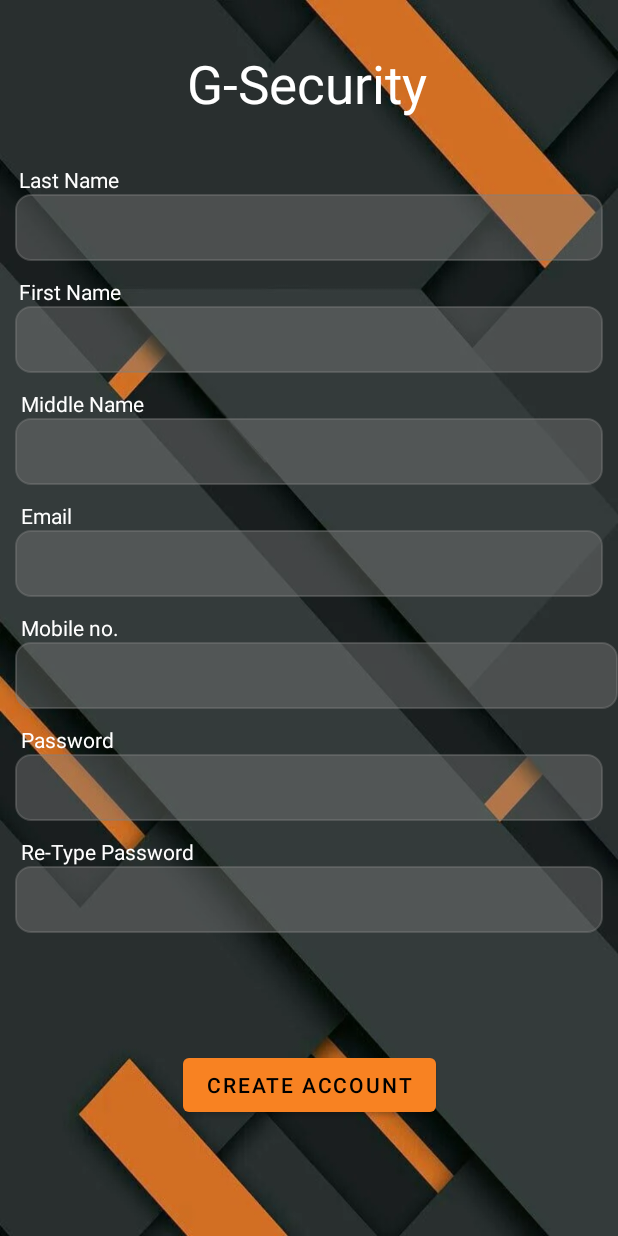
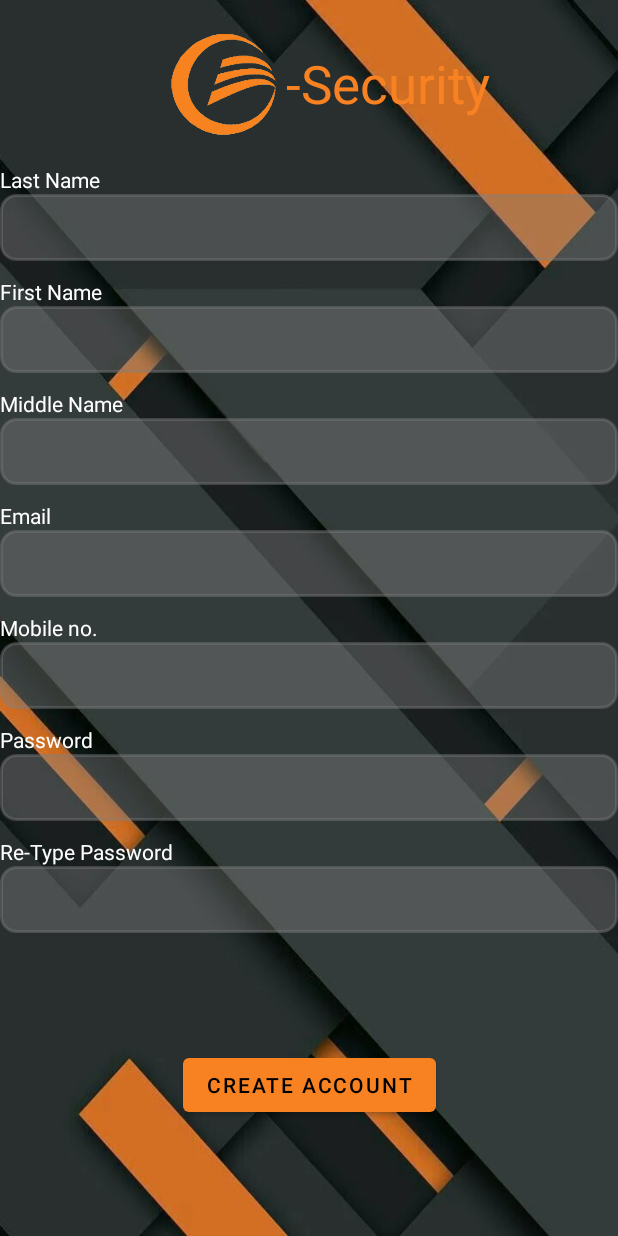
Before and after one commit to mikegarcia8748/GSecurity, an Android app: the Activity_CreateAccount screen opened directly, with no data from a screen before it, on a phone screen of 412 x 824 dp. Run offline under Robolectric (Android 15) with nearby library versions, the phone set to English and light mode, and no system bars.

Commit message:
New design , improved  -marc

```diff
--- a/app/src/main/res/drawable/bg.xml
+++ b/app/src/main/res/drawable/bg.xml
@@ -3,7 +3,7 @@
     <item>
         <shape>
             <corners android:radius="10dp"/>
-            <stroke android:color="@color/black" android:width="1dp"/>
+            <stroke android:color="@color/black" android:width="2dp"/>
         </shape>
 
     </item>
--- a/app/src/main/res/layout/activity_create_account.xml
+++ b/app/src/main/res/layout/activity_create_account.xml
@@ -8,7 +8,14 @@
     android:background="@drawable/blackorange"
     tools:context=".Activity_CreateAccount">
 
-
+    <ImageView
+        android:id="@+id/imageView2"
+        android:layout_width="83dp"
+        android:layout_height="72dp"
+        app:layout_constraintBottom_toBottomOf="@+id/gsecurity"
+        app:layout_constraintEnd_toStartOf="@+id/gsecurity"
+        app:layout_constraintTop_toTopOf="@+id/gsecurity"
+        app:srcCompat="@drawable/guanzontransparent" />
 
 
     <TextView
@@ -16,39 +23,35 @@
         android:layout_width="wrap_content"
         android:layout_height="wrap_content"
         android:layout_marginTop="32dp"
-        android:text="G-Security"
-        android:textColor="@color/white"
+        android:text="-Security"
+        android:textColor="@color/colorPrimaryLight"
         android:textSize="35sp"
         android:textStyle="normal"
         app:layout_constraintEnd_toEndOf="parent"
-        app:layout_constraintHorizontal_bias="0.496"
+        app:layout_constraintHorizontal_bias="0.69"
         app:layout_constraintStart_toStartOf="parent"
-        app:layout_constraintTop_toTopOf="parent"/>
+        app:layout_constraintTop_toTopOf="parent" />
 
     <EditText
         android:id="@+id/name1etv"
         style="@style/OutlinedBox"
-        android:layout_width="match_parent"
+        android:layout_width="0dp"
         android:layout_height="wrap_content"
+        android:layout_marginTop="50dp"
+        android:digits="abcdefghijklmnopqrstuvwxyz ABCDEFGHIJKLMNOPQRSTUVWXYZ"
         android:textColor="@color/white"
-        android:layout_marginStart="10dp"
-        android:layout_marginTop="50dp"
-        android:layout_marginEnd="10dp"
-        android:digits="abcdefghijklmnopqrstuvwxyz ABCDEFGHIJKLMNOPQRSTUVWXYZ"
-        app:layout_constraintEnd_toEndOf="@+id/gsecurity"
-        app:layout_constraintStart_toStartOf="@+id/gsecurity"
+        app:layout_constraintEnd_toEndOf="parent"
+        app:layout_constraintStart_toStartOf="parent"
         app:layout_constraintTop_toBottomOf="@+id/gsecurity" />
 
     <EditText
         android:id="@+id/name2etv"
         style="@style/OutlinedBox"
-        android:layout_width="match_parent"
+        android:layout_width="0dp"
         android:layout_height="wrap_content"
+        android:layout_marginTop="30dp"
+        android:digits="abcdefghijklmnopqrstuvwxyz ABCDEFGHIJKLMNOPQRSTUVWXYZ"
         android:textColor="@color/white"
-        android:layout_marginStart="10dp"
-        android:layout_marginTop="30dp"
-        android:layout_marginEnd="10dp"
-        android:digits="abcdefghijklmnopqrstuvwxyz ABCDEFGHIJKLMNOPQRSTUVWXYZ"
         app:layout_constraintEnd_toEndOf="@+id/name1etv"
         app:layout_constraintStart_toStartOf="@+id/name1etv"
         app:layout_constraintTop_toBottomOf="@+id/name1etv" />
@@ -56,26 +59,22 @@
     <EditText
         android:id="@+id/name3etv"
         style="@style/OutlinedBox"
-        android:layout_width="match_parent"
+        android:layout_width="0dp"
         android:layout_height="wrap_content"
+        android:layout_marginTop="30dp"
+        android:digits="abcdefghijklmnopqrstuvwxyz ABCDEFGHIJKLMNOPQRSTUVWXYZ"
         android:textColor="@color/white"
-        android:layout_marginStart="10dp"
-        android:layout_marginTop="30dp"
-        android:layout_marginEnd="10dp"
-        android:digits="abcdefghijklmnopqrstuvwxyz ABCDEFGHIJKLMNOPQRSTUVWXYZ"
-        app:layout_constraintEnd_toEndOf="parent"
+        app:layout_constraintEnd_toEndOf="@+id/name2etv"
         app:layout_constraintStart_toStartOf="parent"
         app:layout_constraintTop_toBottomOf="@+id/name2etv" />
 
     <EditText
         android:id="@+id/emailEtv"
+        style="@style/OutlinedBox"
         android:layout_width="match_parent"
         android:layout_height="wrap_content"
+        android:layout_marginTop="30dp"
         android:textColor="@color/white"
-        style="@style/OutlinedBox"
-        android:layout_marginStart="10dp"
-        android:layout_marginTop="30dp"
-        android:layout_marginEnd="10dp"
         app:layout_constraintEnd_toEndOf="parent"
         app:layout_constraintStart_toStartOf="parent"
         app:layout_constraintTop_toBottomOf="@+id/name3etv" />
@@ -83,45 +82,40 @@
     <EditText
         android:id="@+id/numberEtv"
         style="@style/OutlinedBox"
+        android:layout_width="0dp"
         android:layout_height="wrap_content"
-        android:layout_width="0dp"
-        android:textColor="@color/white"
-        android:layout_marginStart="10dp"
         android:layout_marginTop="30dp"
         android:inputType="number"
+        android:textColor="@color/white"
         app:layout_constraintEnd_toEndOf="parent"
-        app:layout_constraintStart_toStartOf="parent"
+        app:layout_constraintStart_toStartOf="@+id/emailEtv"
         app:layout_constraintTop_toBottomOf="@+id/emailEtv" />
 
     <EditText
         android:id="@+id/password1Etv"
         style="@style/OutlinedBox"
-        android:layout_width="match_parent"
+        android:layout_width="0dp"
         android:layout_height="wrap_content"
-        android:textColor="@color/white"
-        android:layout_marginStart="10dp"
         android:layout_marginTop="30dp"
-        android:layout_marginEnd="10dp"
         android:inputType="textPassword"
         android:password="true"
-        app:layout_constraintEnd_toEndOf="parent"
-        app:layout_constraintStart_toStartOf="parent"
+        android:textColor="@color/white"
+        app:layout_constraintEnd_toEndOf="@+id/numberEtv"
+        app:layout_constraintStart_toStartOf="@+id/numberEtv"
         app:layout_constraintTop_toBottomOf="@+id/numberEtv" />
 
     <EditText
         android:id="@+id/password2Etv"
         style="@style/OutlinedBox"
-        android:layout_width="match_parent"
+        android:layout_width="0dp"
         android:layout_height="wrap_content"
-        android:textColor="@color/white"
-        android:layout_marginStart="10dp"
         android:layout_marginTop="30dp"
-        android:layout_marginEnd="10dp"
         android:inputType="textPassword"
         android:password="true"
+        android:textColor="@color/white"
         app:layout_constraintEnd_toEndOf="parent"
         app:layout_constraintHorizontal_bias="0.0"
-        app:layout_constraintStart_toStartOf="parent"
+        app:layout_constraintStart_toStartOf="@+id/password1Etv"
         app:layout_constraintTop_toBottomOf="@+id/password1Etv" />
 
     <Button
@@ -143,7 +137,6 @@
         android:id="@+id/textView11"
         android:layout_width="wrap_content"
         android:layout_height="wrap_content"
-        android:layout_marginStart="4dp"
         android:text="Last Name"
         android:textColor="@color/white"
         app:layout_constraintBottom_toTopOf="@+id/name1etv"
@@ -153,7 +146,6 @@
         android:id="@+id/textView14"
         android:layout_width="wrap_content"
         android:layout_height="wrap_content"
-        android:layout_marginStart="4dp"
         android:text="First Name"
         android:textColor="@color/white"
         app:layout_constraintBottom_toTopOf="@+id/name2etv"
@@ -164,7 +156,6 @@
         android:id="@+id/textView15"
         android:layout_width="wrap_content"
         android:layout_height="wrap_content"
-        android:layout_marginStart="4dp"
         android:text="Middle Name"
         android:textColor="@color/white"
         app:layout_constraintBottom_toTopOf="@+id/name3etv"
@@ -174,7 +165,6 @@
         android:id="@+id/textView12"
         android:layout_width="wrap_content"
         android:layout_height="wrap_content"
-        android:layout_marginStart="4dp"
         android:text="Email"
         android:textColor="@color/white"
         app:layout_constraintBottom_toTopOf="@+id/emailEtv"
@@ -185,7 +175,6 @@
         android:id="@+id/textView16"
         android:layout_width="wrap_content"
         android:layout_height="wrap_content"
-        android:layout_marginStart="4dp"
         android:text="Mobile no."
         android:textColor="@color/white"
         app:layout_constraintBottom_toTopOf="@+id/numberEtv"
@@ -195,7 +184,6 @@
         android:id="@+id/textView18"
         android:layout_width="wrap_content"
         android:layout_height="wrap_content"
-        android:layout_marginStart="4dp"
         android:text="Password"
         android:textColor="@color/white"
         app:layout_constraintBottom_toTopOf="@+id/password1Etv"
@@ -205,7 +193,6 @@
         android:id="@+id/textView19"
         android:layout_width="wrap_content"
         android:layout_height="wrap_content"
-        android:layout_marginStart="4dp"
         android:text="Re-Type Password"
         android:textColor="@color/white"
         app:layout_constraintBottom_toTopOf="@+id/password2Etv"
--- a/app/src/main/res/layout/custom_dialog.xml
+++ b/app/src/main/res/layout/custom_dialog.xml
@@ -39,7 +39,7 @@
             android:textSize="25sp"
             android:textColor="@color/black"/>
 
-        <Button
+         <Button
             android:id="@+id/ok_btn"
             android:layout_width="match_parent"
             android:layout_height="wrap_content"
```
Also changed, not shown: app/src/main/res/layout/activity_forgot_password.xml (+13 -4 lines), app/src/main/res/layout/activity_load_screen.xml (+15 -6 lines), app/src/main/res/layout/activity_login.xml (+12 -2 lines).
